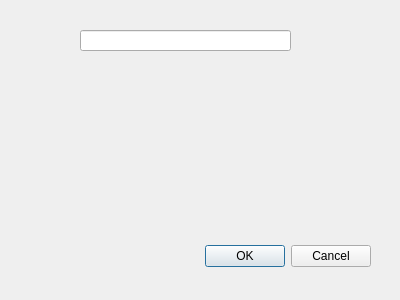
Before: the Qt Designer form GBIFOccurrences/qgis_occurrences_dialog_base.ui in BelgianBiodiversityPlatform/qgis-gbif-api, drawn with Qt 5.
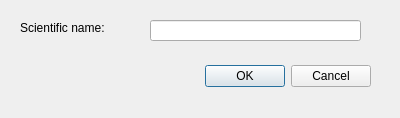
After: the same form once the commit is applied.

Commit message: Basic occurrence search (on scientific name) works.

What changed in the file:
```diff
--- a/GBIFOccurrences/qgis_occurrences_dialog_base.ui
+++ b/GBIFOccurrences/qgis_occurrences_dialog_base.ui
@@ -7,7 +7,7 @@
     <x>0</x>
     <y>0</y>
     <width>400</width>
-    <height>300</height>
+    <height>118</height>
    </rect>
   </property>
   <property name="windowTitle">
@@ -17,7 +17,7 @@
    <property name="geometry">
     <rect>
      <x>30</x>
-     <y>240</y>
+     <y>60</y>
      <width>341</width>
      <height>32</height>
     </rect>
@@ -32,13 +32,26 @@
   <widget class="QLineEdit" name="scientific_name">
    <property name="geometry">
     <rect>
-     <x>80</x>
-     <y>30</y>
+     <x>150</x>
+     <y>20</y>
      <width>211</width>
      <height>21</height>
     </rect>
    </property>
   </widget>
+  <widget class="QLabel" name="label">
+   <property name="geometry">
+    <rect>
+     <x>20</x>
+     <y>20</y>
+     <width>111</width>
+     <height>16</height>
+    </rect>
+   </property>
+   <property name="text">
+    <string>Scientific name:</string>
+   </property>
+  </widget>
  </widget>
  <resources/>
  <connections>
```
The commit also changes 6 other files.
